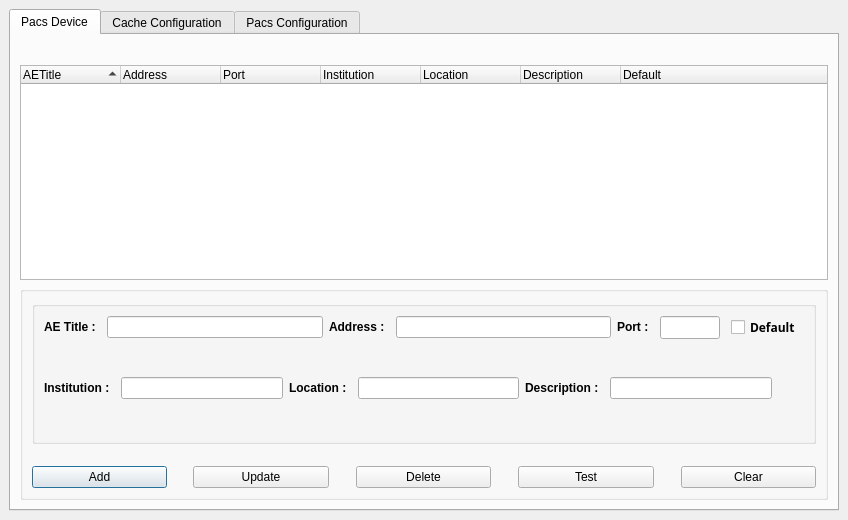
Above: starviewer/src/interface/qconfigurationscreenbase.ui from starviewer-medical/starviewer before the change. Below: the same form after it.
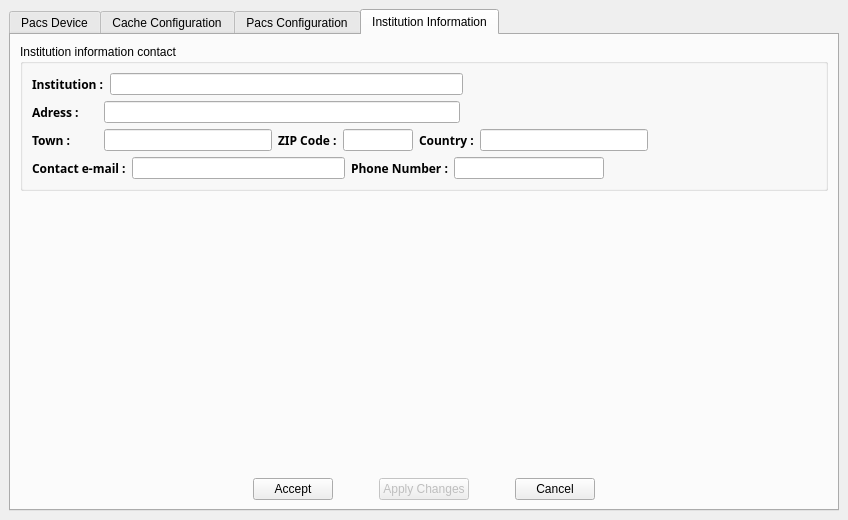
That is the form after the change. The open tabs and pages were chosen to show the change.

```diff
--- a/starviewer/src/interface/qconfigurationscreenbase.ui
+++ b/starviewer/src/interface/qconfigurationscreenbase.ui
@@ -29,15 +29,15 @@
   <property name="windowTitle" >
    <string>Configuration</string>
   </property>
-  <layout class="QGridLayout" >
-   <property name="margin" >
-    <number>9</number>
-   </property>
-   <property name="spacing" >
-    <number>6</number>
-   </property>
-   <item row="0" column="0" >
     <widget class="QTabWidget" name="tabConfiguration" >
+   <property name="geometry" >
+    <rect>
+     <x>9</x>
+     <y>9</y>
+     <width>830</width>
+     <height>502</height>
+    </rect>
+   </property>
      <property name="sizePolicy" >
       <sizepolicy>
        <hsizetype>7</hsizetype>
@@ -2009,9 +2009,468 @@
        </item>
       </layout>
      </widget>
-    </widget>
-   </item>
-  </layout>
+   <widget class="QWidget" name="tab" >
+    <attribute name="title" >
+     <string>Institution Information</string>
+    </attribute>
+    <layout class="QGridLayout" >
+     <property name="margin" >
+      <number>9</number>
+     </property>
+     <property name="spacing" >
+      <number>6</number>
+     </property>
+     <item row="1" column="0" >
+      <spacer>
+       <property name="orientation" >
+        <enum>Qt::Vertical</enum>
+       </property>
+       <property name="sizeHint" >
+        <size>
+         <width>20</width>
+         <height>211</height>
+        </size>
+       </property>
+      </spacer>
+     </item>
+     <item row="2" column="0" >
+      <layout class="QHBoxLayout" >
+       <property name="margin" >
+        <number>0</number>
+       </property>
+       <property name="spacing" >
+        <number>6</number>
+       </property>
+       <item>
+        <spacer>
+         <property name="orientation" >
+          <enum>Qt::Horizontal</enum>
+         </property>
+         <property name="sizeType" >
+          <enum>QSizePolicy::Expanding</enum>
+         </property>
+         <property name="sizeHint" >
+          <size>
+           <width>207</width>
+           <height>20</height>
+          </size>
+         </property>
+        </spacer>
+       </item>
+       <item>
+        <widget class="QPushButton" name="m_buttonAcceptInstitution" >
+         <property name="toolTip" >
+          <string>Save changes and close the configuration window </string>
+         </property>
+         <property name="text" >
+          <string>Accept</string>
+         </property>
+        </widget>
+       </item>
+       <item>
+        <spacer>
+         <property name="orientation" >
+          <enum>Qt::Horizontal</enum>
+         </property>
+         <property name="sizeType" >
+          <enum>QSizePolicy::Fixed</enum>
+         </property>
+         <property name="sizeHint" >
+          <size>
+           <width>40</width>
+           <height>20</height>
+          </size>
+         </property>
+        </spacer>
+       </item>
+       <item>
+        <widget class="QPushButton" name="m_buttonApplyInstitution" >
+         <property name="enabled" >
+          <bool>false</bool>
+         </property>
+         <property name="toolTip" >
+          <string>Apply changes</string>
+         </property>
+         <property name="layoutDirection" >
+          <enum>Qt::RightToLeft</enum>
+         </property>
+         <property name="text" >
+          <string>Apply Changes</string>
+         </property>
+        </widget>
+       </item>
+       <item>
+        <spacer>
+         <property name="orientation" >
+          <enum>Qt::Horizontal</enum>
+         </property>
+         <property name="sizeType" >
+          <enum>QSizePolicy::Fixed</enum>
+         </property>
+         <property name="sizeHint" >
+          <size>
+           <width>40</width>
+           <height>20</height>
+          </size>
+         </property>
+        </spacer>
+       </item>
+       <item>
+        <widget class="QPushButton" name="m_buttonCancelInstitution" >
+         <property name="layoutDirection" >
+          <enum>Qt::RightToLeft</enum>
+         </property>
+         <property name="text" >
+          <string>Cancel</string>
+         </property>
+        </widget>
+       </item>
+       <item>
+        <spacer>
+         <property name="orientation" >
+          <enum>Qt::Horizontal</enum>
+         </property>
+         <property name="sizeType" >
+          <enum>QSizePolicy::Expanding</enum>
+         </property>
+         <property name="sizeHint" >
+          <size>
+           <width>206</width>
+           <height>20</height>
+          </size>
+         </property>
+        </spacer>
+       </item>
+      </layout>
+     </item>
+     <item row="0" column="0" >
+      <widget class="QGroupBox" name="groupBox_2" >
+       <property name="title" >
+        <string>Institution information contact</string>
+       </property>
+       <layout class="QGridLayout" >
+        <property name="margin" >
+         <number>9</number>
+        </property>
+        <property name="spacing" >
+         <number>6</number>
+        </property>
+        <item row="0" column="0" >
+         <layout class="QVBoxLayout" >
+          <property name="margin" >
+           <number>0</number>
+          </property>
+          <property name="spacing" >
+           <number>6</number>
+          </property>
+          <item>
+           <layout class="QHBoxLayout" >
+            <property name="margin" >
+             <number>0</number>
+            </property>
+            <property name="spacing" >
+             <number>6</number>
+            </property>
+            <item>
+             <widget class="QLabel" name="label_3" >
+              <property name="font" >
+               <font>
+                <family>Sans Serif</family>
+                <pointsize>9</pointsize>
+                <weight>75</weight>
+                <italic>false</italic>
+                <bold>true</bold>
+                <underline>false</underline>
+                <strikeout>false</strikeout>
+               </font>
+              </property>
+              <property name="text" >
+               <string>Institution :</string>
+              </property>
+             </widget>
+            </item>
+            <item>
+             <widget class="QLineEdit" name="m_textInstitutionName" >
+              <property name="minimumSize" >
+               <size>
+                <width>300</width>
+                <height>0</height>
+               </size>
+              </property>
+             </widget>
+            </item>
+            <item>
+             <spacer>
+              <property name="orientation" >
+               <enum>Qt::Horizontal</enum>
+              </property>
+              <property name="sizeType" >
+               <enum>QSizePolicy::Expanding</enum>
+              </property>
+              <property name="sizeHint" >
+               <size>
+                <width>40</width>
+                <height>20</height>
+               </size>
+              </property>
+             </spacer>
+            </item>
+           </layout>
+          </item>
+          <item>
+           <layout class="QHBoxLayout" >
+            <property name="margin" >
+             <number>0</number>
+            </property>
+            <property name="spacing" >
+             <number>6</number>
+            </property>
+            <item>
+             <widget class="QLabel" name="label_4" >
+              <property name="font" >
+               <font>
+                <family>Sans Serif</family>
+                <pointsize>9</pointsize>
+                <weight>75</weight>
+                <italic>false</italic>
+                <bold>true</bold>
+                <underline>false</underline>
+                <strikeout>false</strikeout>
+               </font>
+              </property>
+              <property name="text" >
+               <string>Adress :      </string>
+              </property>
+             </widget>
+            </item>
+            <item>
+             <widget class="QLineEdit" name="m_textInstitutionAddress" >
+              <property name="minimumSize" >
+               <size>
+                <width>180</width>
+                <height>0</height>
+               </size>
+              </property>
+             </widget>
+            </item>
+            <item>
+             <spacer>
+              <property name="orientation" >
+               <enum>Qt::Horizontal</enum>
+              </property>
+              <property name="sizeType" >
+               <enum>QSizePolicy::Expanding</enum>
+              </property>
+              <property name="sizeHint" >
+               <size>
+                <width>16</width>
+                <height>20</height>
+               </size>
+              </property>
+             </spacer>
+            </item>
+           </layout>
+          </item>
+          <item>
+           <layout class="QHBoxLayout" >
+            <property name="margin" >
+             <number>0</number>
+            </property>
+            <property name="spacing" >
+             <number>6</number>
+            </property>
+            <item>
+             <widget class="QLabel" name="label_5" >
+              <property name="font" >
+               <font>
+                <family>Sans Serif</family>
+                <pointsize>9</pointsize>
+                <weight>75</weight>
+                <italic>false</italic>
+                <bold>true</bold>
+                <underline>false</underline>
+                <strikeout>false</strikeout>
+               </font>
+              </property>
+              <property name="text" >
+               <string>Town :         </string>
+              </property>
+             </widget>
+            </item>
+            <item>
+             <widget class="QLineEdit" name="m_textInstitutionTown" >
+              <property name="minimumSize" >
+               <size>
+                <width>130</width>
+                <height>0</height>
+               </size>
+              </property>
+             </widget>
+            </item>
+            <item>
+             <widget class="QLabel" name="label_6" >
+              <property name="font" >
+               <font>
+                <family>Sans Serif</family>
+                <pointsize>9</pointsize>
+                <weight>75</weight>
+                <italic>false</italic>
+                <bold>true</bold>
+                <underline>false</underline>
+                <strikeout>false</strikeout>
+               </font>
+              </property>
+              <property name="text" >
+               <string>ZIP Code :</string>
+              </property>
+             </widget>
+            </item>
+            <item>
+             <widget class="QLineEdit" name="m_textInstitutionZipCode" >
+              <property name="maximumSize" >
+               <size>
+                <width>70</width>
+                <height>16777215</height>
+               </size>
+              </property>
+             </widget>
+            </item>
+            <item>
+             <widget class="QLabel" name="label_7" >
+              <property name="font" >
+               <font>
+                <family>Sans Serif</family>
+                <pointsize>9</pointsize>
+                <weight>75</weight>
+                <italic>false</italic>
+                <bold>true</bold>
+                <underline>false</underline>
+                <strikeout>false</strikeout>
+               </font>
+              </property>
+              <property name="text" >
+               <string>Country :</string>
+              </property>
+             </widget>
+            </item>
+            <item>
+             <widget class="QLineEdit" name="m_textInstitutionCountry" >
+              <property name="minimumSize" >
+               <size>
+                <width>150</width>
+                <height>0</height>
+               </size>
+              </property>
+             </widget>
+            </item>
+            <item>
+             <spacer>
+              <property name="orientation" >
+               <enum>Qt::Horizontal</enum>
+              </property>
+              <property name="sizeHint" >
+               <size>
+                <width>40</width>
+                <height>20</height>
+               </size>
+              </property>
+             </spacer>
+            </item>
+           </layout>
+          </item>
+          <item>
+           <layout class="QHBoxLayout" >
+            <property name="margin" >
+             <number>0</number>
+            </property>
+            <property name="spacing" >
+             <number>6</number>
+            </property>
+            <item>
+             <widget class="QLabel" name="label_8" >
+              <property name="font" >
+               <font>
+                <family>Sans Serif</family>
+                <pointsize>9</pointsize>
+                <weight>75</weight>
+                <italic>false</italic>
+                <bold>true</bold>
+                <underline>false</underline>
+                <strikeout>false</strikeout>
+               </font>
+              </property>
+              <property name="text" >
+               <string>Contact e-mail :</string>
+              </property>
+             </widget>
+            </item>
+            <item>
+             <widget class="QLineEdit" name="m_textInstitutionEmail" >
+              <property name="minimumSize" >
+               <size>
+                <width>120</width>
+                <height>0</height>
+               </size>
+              </property>
+             </widget>
+            </item>
+            <item>
+             <widget class="QLabel" name="label_9" >
+              <property name="font" >
+               <font>
+                <family>Sans Serif</family>
+                <pointsize>9</pointsize>
+                <weight>75</weight>
+                <italic>false</italic>
+                <bold>true</bold>
+                <underline>false</underline>
+                <strikeout>false</strikeout>
+               </font>
+              </property>
+              <property name="text" >
+               <string>Phone Number :</string>
+              </property>
+             </widget>
+            </item>
+            <item>
+             <widget class="QLineEdit" name="m_textInstitutionPhoneNumber" >
+              <property name="minimumSize" >
+               <size>
+                <width>100</width>
+                <height>0</height>
+               </size>
+              </property>
+              <property name="maximumSize" >
+               <size>
+                <width>150</width>
+                <height>16777215</height>
+               </size>
+              </property>
+             </widget>
+            </item>
+            <item>
+             <spacer>
+              <property name="orientation" >
+               <enum>Qt::Horizontal</enum>
+              </property>
+              <property name="sizeHint" >
+               <size>
+                <width>40</width>
+                <height>20</height>
+               </size>
+              </property>
+             </spacer>
+            </item>
+           </layout>
+          </item>
+         </layout>
+        </item>
+       </layout>
+      </widget>
+     </item>
+    </layout>
+   </widget>
+  </widget>
  </widget>
  <layoutdefault spacing="6" margin="11" />
  <pixmapfunction></pixmapfunction>
```
Left out of the diff: 15 changed lines with no effect on the pictures. Lines whose indentation alone changed are shown as unchanged.
